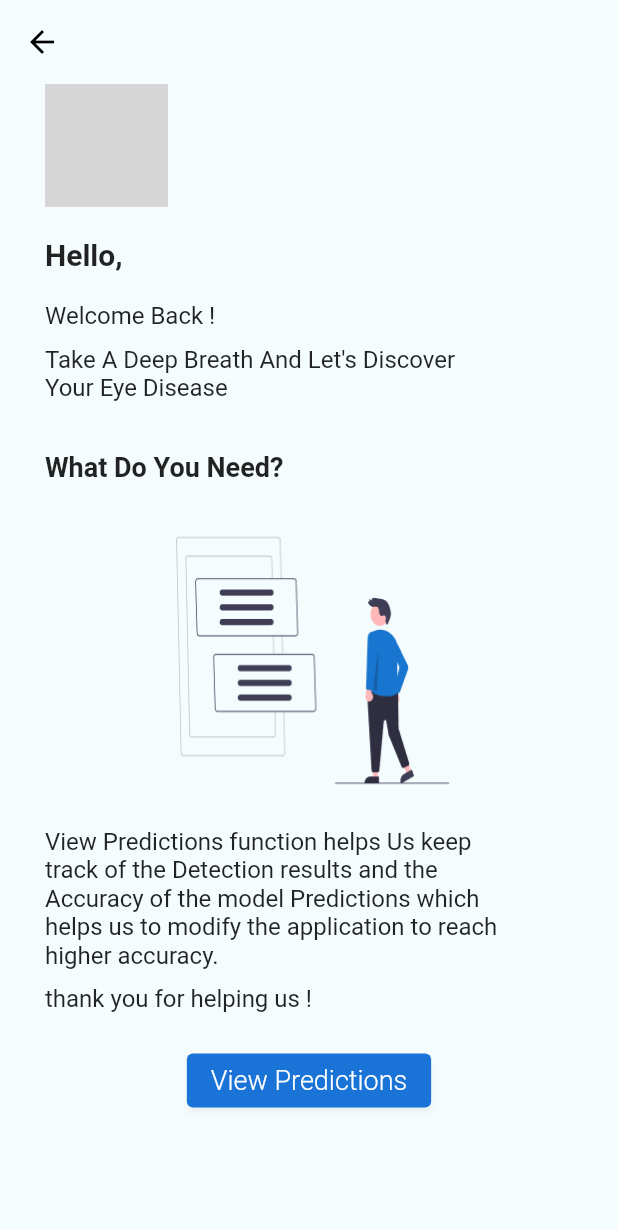
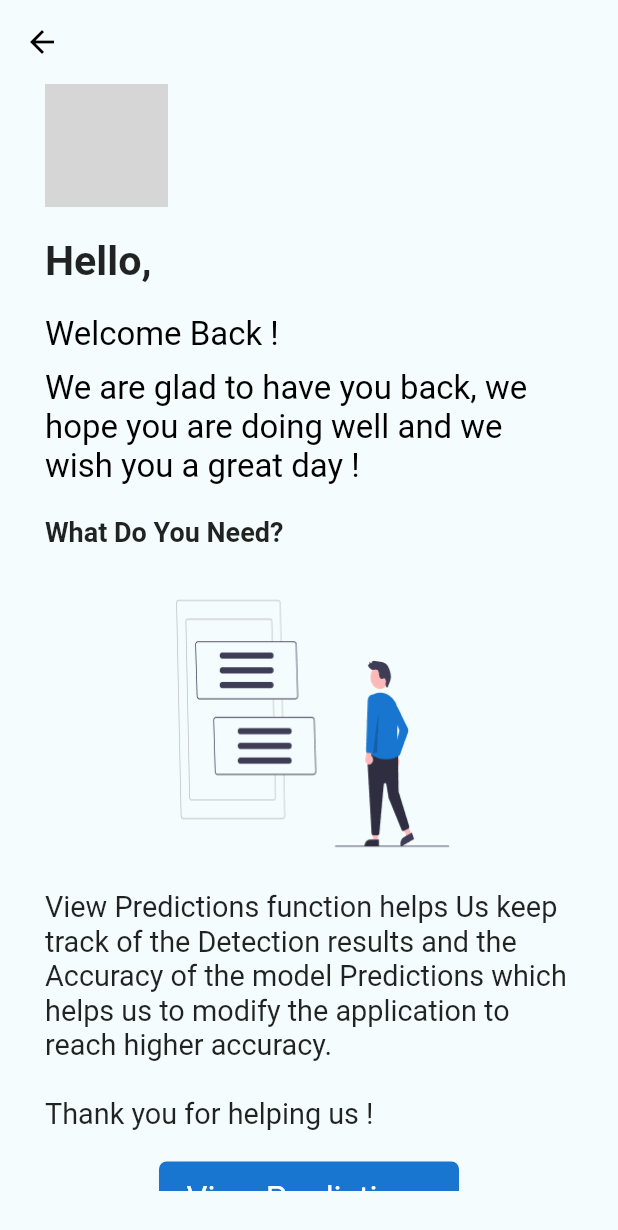
Before and after one commit to tahamoh33/gp_flutter-master, a Flutter app: the doctor screen opened directly, on a phone screen of 412 x 824 dp. Shown: the top 1230 px of the screen. Run offline on Flutter 3.47's test engine with Material 2 defaults, Android fonts, the phone set to English and light mode, and no system bars; drawn by our look-alikes of cached_network_image; our stand-ins replace auto_size_text, cloud_firestore, firebase_auth, firebase_core, firebase_messaging, firebase_storage and 9 more; accounts and stored records are empty; network calls fail; Roboto replaces fonts that are missing (Montserrat); grey boxes are pictures that could not be loaded.

Commit message:
Updated Profile Screen

```diff
--- a/lib/Screens/Doctor/DoctorEditProfile.dart
+++ b/lib/Screens/Doctor/DoctorEditProfile.dart
@@ -172,7 +172,7 @@
 
   Widget build(BuildContext context) {
     return Scaffold(
-      resizeToAvoidBottomInset: false,
+      resizeToAvoidBottomInset: true,
       //resizeToAvoidBottomPadding: false,
       backgroundColor: Theme.of(context).scaffoldBackgroundColor,
       appBar: AppBar(
--- a/lib/Screens/Doctor/DoctorScreen.dart
+++ b/lib/Screens/Doctor/DoctorScreen.dart
@@ -2,7 +2,7 @@
 import 'package:firebase_auth/firebase_auth.dart';
 import 'package:flutter/material.dart';
 import 'package:provider/provider.dart';
-import 'package:trial1/CustomWidgets/custom_button.dart';
+import 'package:sizer/sizer.dart';
 import 'package:trial1/CustomWidgets/custom_image_view.dart';
 
 import '../State Management/selected_page_provider.dart';
@@ -90,15 +90,15 @@
                 "Hello, $username",
                 style: TextStyle(
                   fontWeight: FontWeight.bold,
-                  fontSize: 20,
+                  fontSize: 20.sp,
                 ),
               ),
               SizedBox(
                 height: 20,
               ),
               Container(
-                height: 80,
-                width: 306,
+                // height: 80,
+                // width: 306,
                 child: Column(
                   mainAxisAlignment: MainAxisAlignment.start,
                   crossAxisAlignment: CrossAxisAlignment.start,
@@ -107,20 +107,22 @@
                       "Welcome Back !",
                       style: TextStyle(
                         fontFamily: 'Montserrat',
-                        fontSize: 16,
+                        fontSize: 16.sp,
                         fontWeight: FontWeight.w400,
+                        color: Color(0xff000000),
                       ),
                     ),
                     SizedBox(
                       height: 10,
                     ),
                     Text(
-                      "Take A Deep Breath And Let's Discover Your Eye Disease",
-                      maxLines: 2,
+                      "We are glad to have you back, we hope you are doing well and we wish you a great day !",
+                      maxLines: 4,
                       style: TextStyle(
                         fontFamily: 'Montserrat',
-                        fontSize: 16,
+                        fontSize: 16.sp,
                         fontWeight: FontWeight.w400,
+                        color: Color(0xff000000),
                       ),
                     ),
                   ],
@@ -130,8 +132,8 @@
                 height: 20,
               ),
               Container(
-                width: 188,
-                height: 22,
+                // width: 188,
+                // height: 22,
                 child: Text(
                   "What Do You Need?",
                   style: TextStyle(
@@ -151,32 +153,34 @@
                 ),
               ),
               Container(
-                height: 125,
-                width: 306,
+                // height: 125,
+                // width: 306,
                 child: Column(
                   mainAxisAlignment: MainAxisAlignment.start,
                   crossAxisAlignment: CrossAxisAlignment.start,
                   children: [
                     Text(
-                      "View Predictions function helps Us keep track of the Detection results and the Accuracy of the model Predictions which helps us to modify the application to reach higher accuracy.",
+                      """View Predictions function helps Us keep track of the Detection results and the Accuracy of the model Predictions which helps us to modify the application to reach higher accuracy.
+
+Thank you for helping us !""",
                       style: TextStyle(
                         fontFamily: 'Montserrat',
-                        fontSize: 16,
+                        fontSize: 14.sp,
                         fontWeight: FontWeight.w400,
                       ),
                     ),
-                    SizedBox(
-                      height: 10,
-                    ),
-                    Text(
-                      "thank you for helping us !",
-                      maxLines: 2,
-                      style: TextStyle(
-                        fontFamily: 'Montserrat',
-                        fontSize: 16,
-                        fontWeight: FontWeight.w400,
-                      ),
-                    ),
+                    // SizedBox(
+                    //   height: 10,
+                    // ),
+                    // Text(
+                    //   "thank you for helping us !",
+                    //   maxLines: 2,
+                    //   style: TextStyle(
+                    //     fontFamily: 'Montserrat',
+                    //     fontSize: 16,
+                    //     fontWeight: FontWeight.w400,
+                    //   ),
+                    // ),
                   ],
                 ),
               ),
@@ -184,11 +188,35 @@
                 height: 20,
               ),
               Center(
-                  child: CustomButton(
-                      label: "View Predictions",
-                      onPressed: () {
-                        selectedPageProvider.selectedIndex = 1;
-                      }))
+                child: ElevatedButton(
+                  style: ElevatedButton.styleFrom(
+                    primary: Theme.of(context).hintColor,
+                    shape: RoundedRectangleBorder(
+                      borderRadius: BorderRadius.circular(5),
+                    ),
+                    shadowColor: Theme.of(context).shadowColor,
+                    minimumSize: const Size(200, 50),
+                  ),
+                  onPressed: () {
+                    selectedPageProvider.selectedIndex = 1;
+                  },
+                  child: Text(
+                    "View Predictions",
+                    style: TextStyle(
+                      fontFamily: 'Montserrat',
+                      fontSize: 16.sp,
+                      fontWeight: FontWeight.w400,
+                    ),
+                  ),
+                ),
+              ),
+              // child: CustomButton(
+              //     height: 50,
+              //     width: 200,
+              //     label: "View Predictions",
+              //     onPressed: () {
+              //       selectedPageProvider.selectedIndex = 1;
+              //     }))
 //bos keda
               //View Predictions function helps Us keep track of the Detection results and the Accuracy of the model Predictions which helps us to modify the application to reach higher accuracy.
               //
--- a/lib/Screens/Doctor/doctor_app_layout.dart
+++ b/lib/Screens/Doctor/doctor_app_layout.dart
@@ -3,9 +3,9 @@
 import 'package:provider/provider.dart';
 import 'package:trial1/Screens/Doctor/DoctorShowProfile.dart';
 
-import '../../new_history.dart';
 import '../State Management/selected_page_provider.dart';
 import 'DoctorScreen.dart';
+import 'new_history.dart';
 
 class DoctorLayout extends StatefulWidget {
   const DoctorLayout({super.key});
--- a/lib/new_history.dart
+++ b/lib/Screens/Doctor/new_history.dart
@@ -7,9 +7,9 @@
 import 'package:sizer/sizer.dart';
 import 'package:trial1/CustomWidgets/custom_image_view.dart';
 
-import 'Screens/Constants/image_constant.dart';
-import 'Screens/Models/ResultModel.dart';
-import 'Screens/Results.dart';
+import '../Constants/image_constant.dart';
+import '../Models/ResultModel.dart';
+import '../Results.dart';
 
 class Doctorhistory extends StatefulWidget {
   @override
```
Also changed, not shown: lib/Screens/Doctor/DoctorShowProfile.dart (+24 -25 lines), lib/main.dart (+15 -17 lines).
